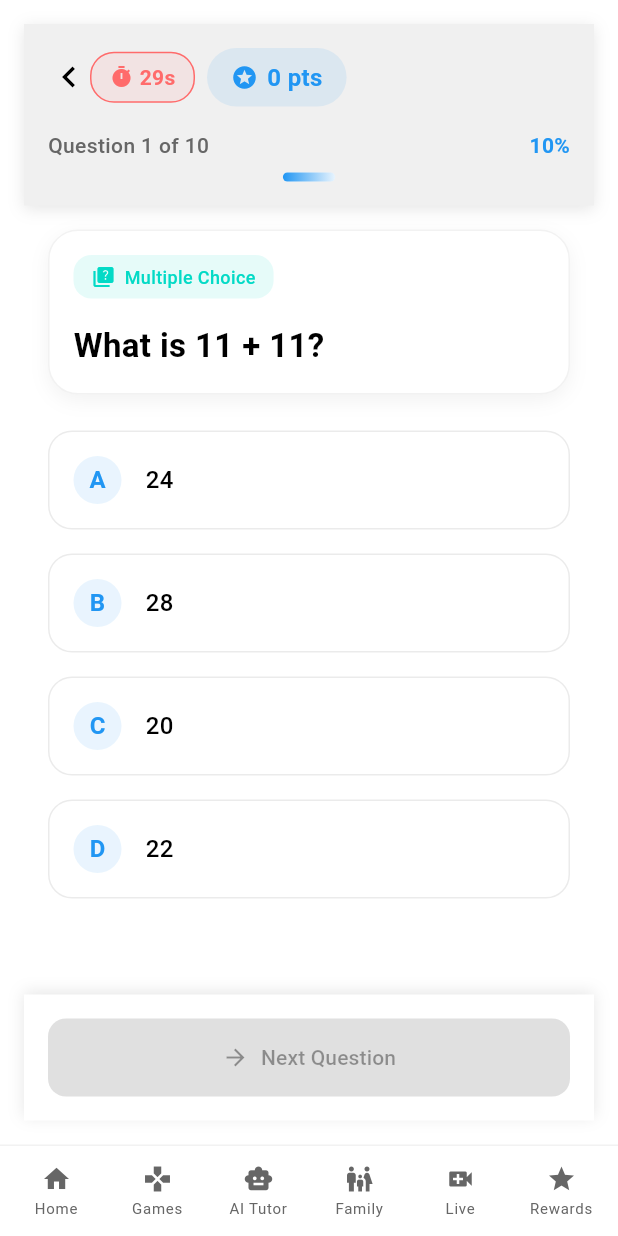
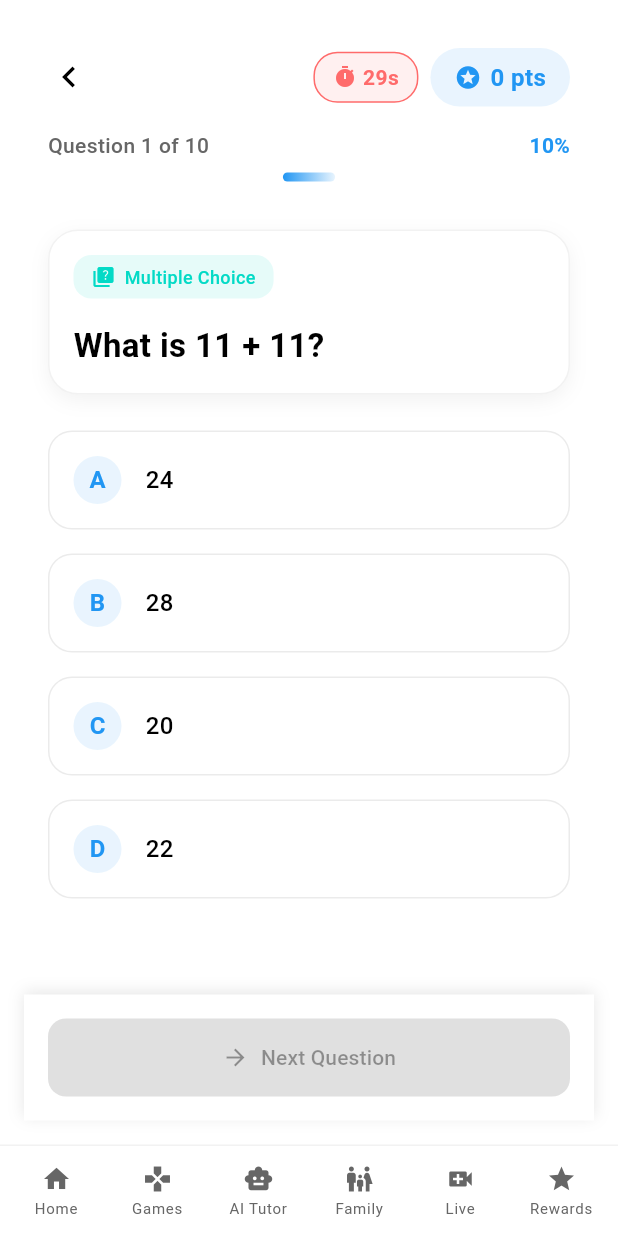
Before and after one commit to WeedorApp/math_genius, a Flutter app: the ClassicQuizScreen screen opened by its route, on a phone screen of 412 x 824 dp. Run offline on Flutter 3.47's test engine with Material 3 defaults, Android fonts, the phone set to English and light mode, and no system bars; our stand-ins replace cloud_firestore, device_info_plus, email_validator, firebase_analytics, firebase_auth, firebase_core and 11 more; accounts and stored records are empty.

Commit message:
🎯 COMPLETELY FLAT HEADER: Removed elevated container and made header flat with simple < icon - PURE FLAT DESIGN! ✨

```diff
--- a/lib/features/game/widgets/classic_quiz_screen.dart
+++ b/lib/features/game/widgets/classic_quiz_screen.dart
@@ -586,18 +586,8 @@ class _ClassicQuizScreenState extends ConsumerState<ClassicQuizScreen> {
   }
 
   Widget _buildProfessionalHeader(ColorScheme colorScheme) {
-    return Container(
+    return Padding(
       padding: EdgeInsets.all(context.adaptiveLayout.contentPadding),
-      decoration: BoxDecoration(
-        color: colorScheme.surfaceContainerHighest,
-        boxShadow: [
-          BoxShadow(
-            color: colorScheme.shadow.withValues(alpha: 0.1),
-            blurRadius: 8,
-            offset: const Offset(0, 2),
-          ),
-        ],
-      ),
       child: Column(
         children: [
           // Top row with back button and score/timer
@@ -620,6 +610,9 @@ class _ClassicQuizScreenState extends ConsumerState<ClassicQuizScreen> {
                   size: 28,
                 ),
               ),
+
+              // Spacer to push score/timer to the right
+              Expanded(child: Container()),
 
               // Score and Timer display
               Row(
```
